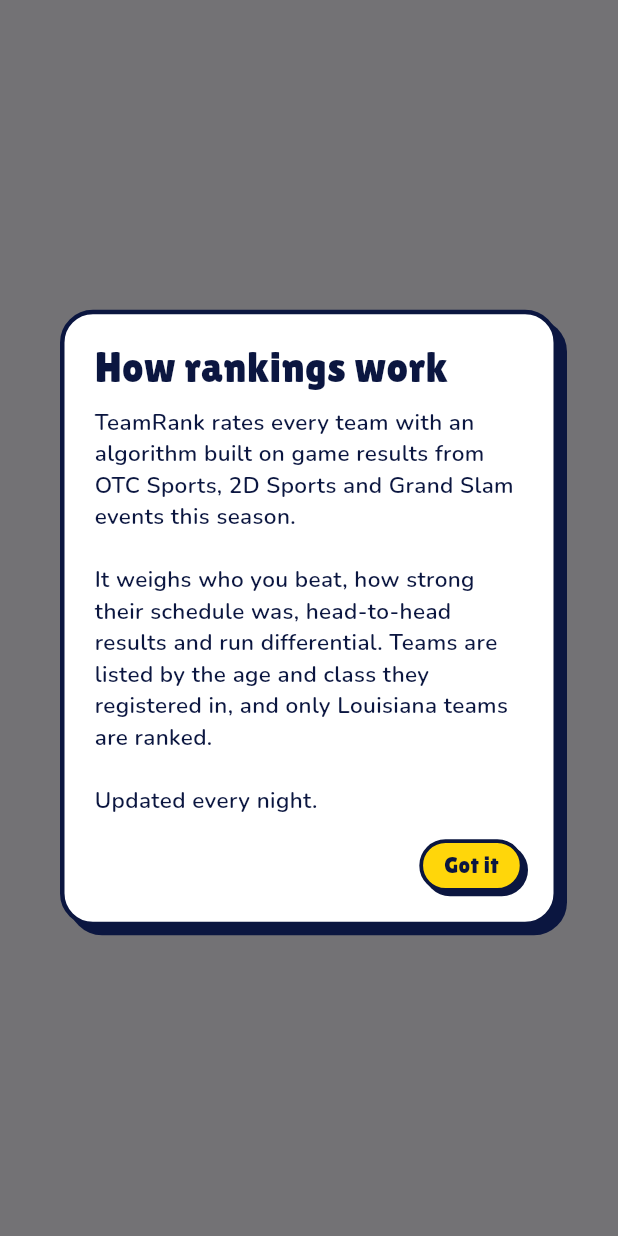
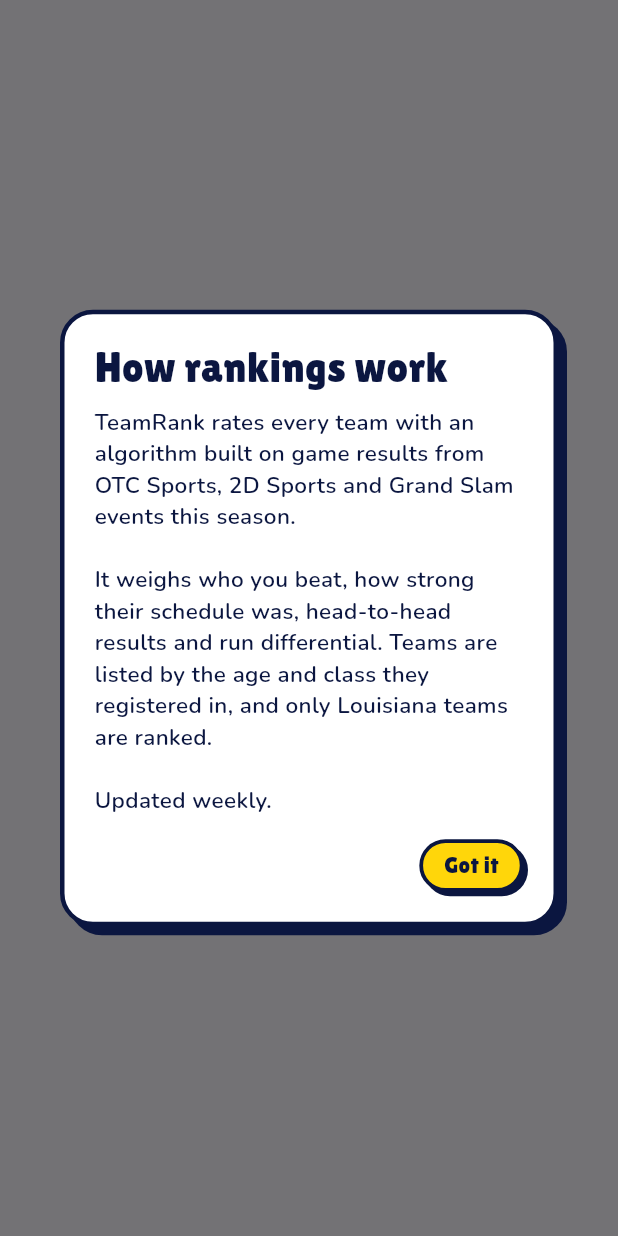
Before and after one commit to jfreema/TeamRank, a Flutter app: what showAboutRankings() shows on an empty page, opened directly, on a phone screen of 412 x 824 dp. Run offline on Flutter 3.47's test engine with Material 3 defaults, Android fonts, the phone set to English and light mode, and no system bars; our stand-ins replace cloud_firestore, firebase_auth, firebase_core; accounts and stored records are empty; network calls fail.

Commit message:
Say rankings are updated weekly
Co-Authored-By: Claude Opus 5.5 (1M context) <noreply@anthropic.com>
Claude-Session: https://claude.ai/code/session_01S3cJdbvM3xhNdYghrNvuwr

```diff
--- a/app/lib/screens/rankings_screen.dart
+++ b/app/lib/screens/rankings_screen.dart
@@ -386,7 +386,7 @@ void showAboutRankings(BuildContext context) {
                     'It weighs who you beat, how strong their schedule was, head-to-head '
                     'results and run differential. Teams are listed by the age and class '
                     'they registered in, and only Louisiana teams are ranked.\n\n'
-                    'Updated every night.',
+                    'Updated weekly.',
                     style: body(15, weight: 600),
                   ),
                 ),
```
